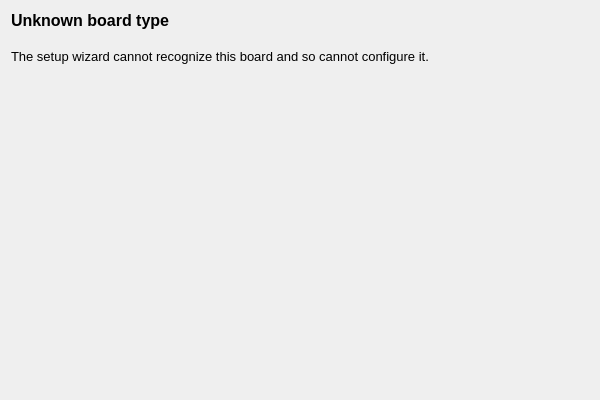
Qt form ground/gcs/src/plugins/setupwizard/pages/boardtype_unknown.ui (TauLabs/TauLabs) before a commit.
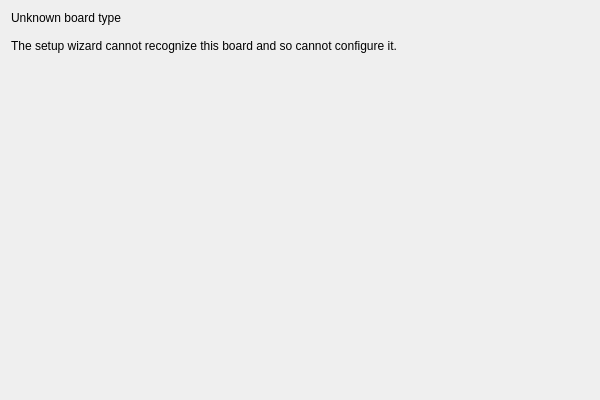
The same form after that commit.

Commit message:
SetupWizard: strip formatting from text
The formatting applied does not work well across platforms.  Removing
until that is improved.

```diff
--- a/ground/gcs/src/plugins/setupwizard/pages/boardtype_unknown.ui
+++ b/ground/gcs/src/plugins/setupwizard/pages/boardtype_unknown.ui
@@ -20,13 +20,9 @@
       <enum>QFrame::NoFrame</enum>
      </property>
      <property name="text">
-      <string>&lt;!DOCTYPE HTML PUBLIC &quot;-//W3C//DTD HTML 4.0//EN&quot; &quot;http://www.w3.org/TR/REC-html40/strict.dtd&quot;&gt;
-&lt;html&gt;&lt;head&gt;&lt;meta name=&quot;qrichtext&quot; content=&quot;1&quot; /&gt;&lt;style type=&quot;text/css&quot;&gt;
-p, li { white-space: pre-wrap; }
-&lt;/style&gt;&lt;/head&gt;&lt;body style=&quot; font-family:'Lucida Grande'; font-size:13pt; font-weight:400; font-style:normal;&quot;&gt;
-&lt;p style=&quot; margin-top:0px; margin-bottom:0px; margin-left:0px; margin-right:0px; -qt-block-indent:0; text-indent:0px;&quot;&gt;&lt;span style=&quot; font-family:'MS Shell Dlg 2'; font-size:12pt; font-weight:600;&quot;&gt;Unknown board type&lt;/span&gt;&lt;/p&gt;
-&lt;p style=&quot;-qt-paragraph-type:empty; margin-top:0px; margin-bottom:0px; margin-left:0px; margin-right:0px; -qt-block-indent:0; text-indent:0px; font-family:'MS Shell Dlg 2'; font-size:12pt; font-weight:600;&quot;&gt;&lt;br /&gt;&lt;/p&gt;
-&lt;p style=&quot; margin-top:0px; margin-bottom:0px; margin-left:0px; margin-right:0px; -qt-block-indent:0; text-indent:0px;&quot;&gt;&lt;span style=&quot; font-family:'MS Shell Dlg 2'; font-size:10pt;&quot;&gt;The setup wizard cannot recognize this board and so cannot configure it.&lt;/span&gt;&lt;/p&gt;&lt;/body&gt;&lt;/html&gt;</string>
+      <string>Unknown board type
+
+The setup wizard cannot recognize this board and so cannot configure it.</string>
      </property>
      <property name="alignment">
       <set>Qt::AlignLeading|Qt::AlignLeft|Qt::AlignTop</set>
```
The commit also changes 13 other files.
